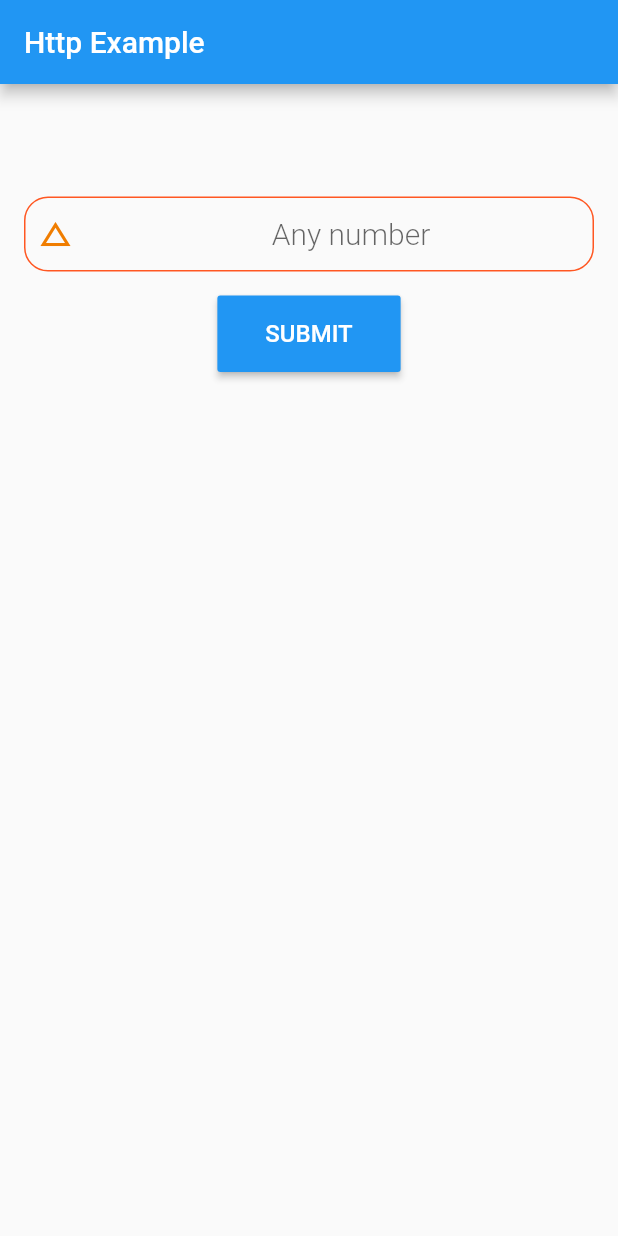
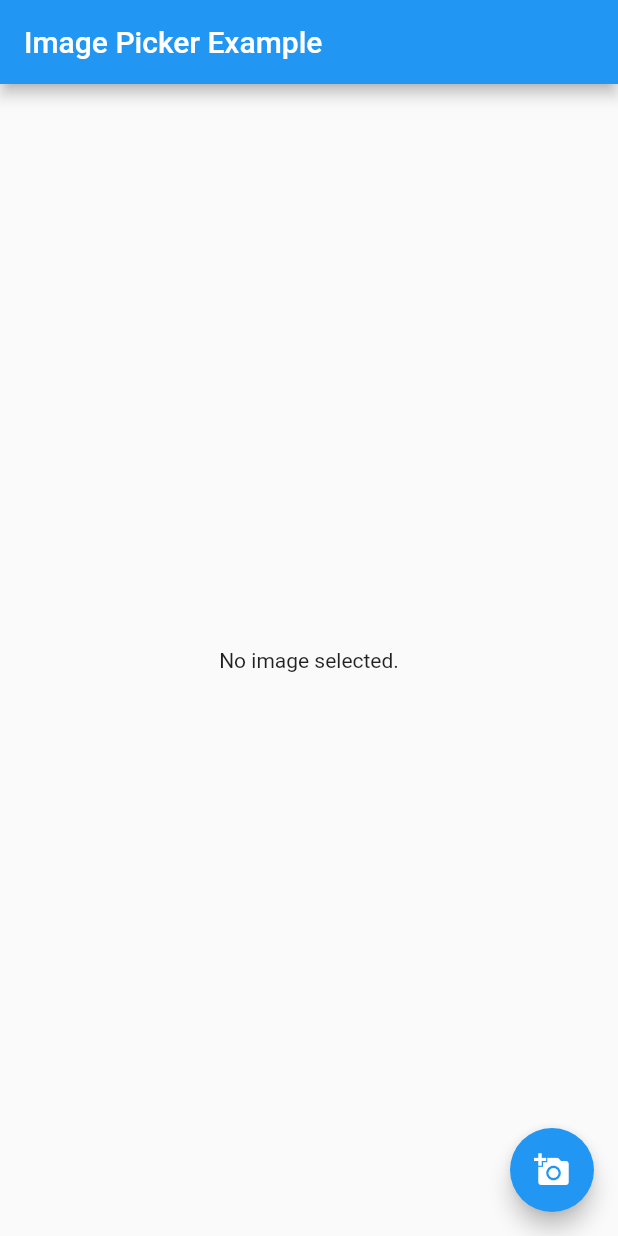
Before and after one commit to viveky259259/flutter_for_people, a Flutter app: the screen it shows after launch, on a phone screen of 412 x 824 dp. Run offline on Flutter 3.47's test engine with Material 2 defaults, Android fonts, the phone set to English and light mode, and no system bars; missing offline and left inert: flutter_cupertino_date_picker, image_picker_modern.

Commit message:
image picker final

```diff
--- /dev/null
+++ b/lib/image_picker.dart
@@ -0,0 +1,38 @@
+import 'dart:io';
+
+import 'package:flutter/material.dart';
+import 'package:image_picker_modern/image_picker_modern.dart';
+
+class ImagePickerExample extends StatefulWidget {
+  @override
+  _ImagePickerExampleState createState() => _ImagePickerExampleState();
+}
+
+class _ImagePickerExampleState extends State<ImagePickerExample> {
+  File _image;
+
+  Future getImage() async {
+    var image = await ImagePicker.pickImage(source: ImageSource.gallery);
+
+    setState(() {
+      _image = image;
+    });
+  }
+
+  @override
+  Widget build(BuildContext context) {
+    return Scaffold(
+      appBar: AppBar(
+        title: Text('Image Picker Example'),
+      ),
+      body: Center(
+        child: _image == null ? Text('No image selected.') : Image.file(_image),
+      ),
+      floatingActionButton: FloatingActionButton(
+        onPressed: getImage,
+        tooltip: 'Pick Image',
+        child: Icon(Icons.add_a_photo),
+      ),
+    );
+  }
+}
--- a/lib/main.dart
+++ b/lib/main.dart
@@ -1,5 +1,6 @@
 import 'package:flutter/material.dart';
 import 'package:flutter_for_people/http_.dart';
+import 'package:flutter_for_people/image_picker.dart';
 
 import 'age_calculator.dart';
 import 'alert_dialog.dart';
@@ -25,7 +26,7 @@ class MyApp extends StatelessWidget {
         // is not restarted.
         primarySwatch: Colors.blue,
       ),
-      home: HttpExample(),
+      home: ImagePickerExample(),
     );
   }
 }
--- a/pubspec.yaml
+++ b/pubspec.yaml
@@ -26,6 +26,7 @@ dependencies:
   flutter_cupertino_date_picker: ^0.8.0
   intl: ^0.15.8
   http:
+  image_picker_modern: ^0.4.12+2
 
 dev_dependencies:
   flutter_test:
```
Also changed, not shown: pubspec.lock, 9 other files.
